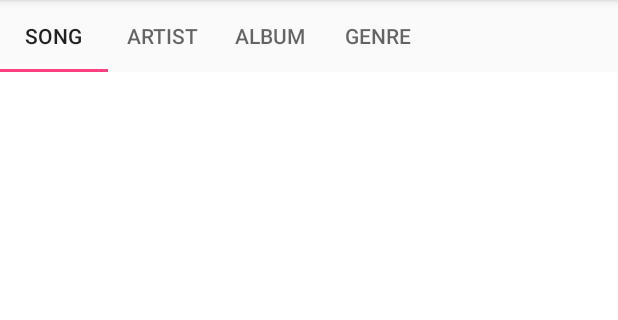
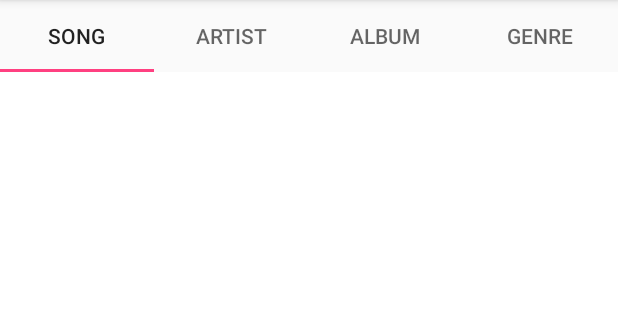
Before and after one commit to junzew/ShareTango, an Android app: the screen it shows after launch (DashboardActivity), on a phone screen of 412 x 824 dp, the part 84-404 px from its top. Run offline under Robolectric (Android 15) with nearby library versions, the phone set to English and light mode, and no system bars; our stand-ins replace Picasso; libraries missing offline, so code that uses them is left out: com.karumi.dexter; 2 statements that could not run were skipped.

Commit message:
Fix rotation Modify tab length to stretch full screen width

```diff
--- a/app/src/main/AndroidManifest.xml
+++ b/app/src/main/AndroidManifest.xml
@@ -22,7 +22,8 @@
             </intent-filter>
         </activity>
         <activity android:name=".UI.activity.AlbumActivity"/>
-        <activity android:name=".UI.activity.PlayActivity"/>
+        <activity android:name=".UI.activity.PlayActivity"
+            android:screenOrientation="portrait"/>
         <service android:name=".service.PlayService"/>
     </application>
 
--- a/app/src/main/res/layout/dashboard_main_content.xml
+++ b/app/src/main/res/layout/dashboard_main_content.xml
@@ -38,7 +38,9 @@
                 android:id="@+id/dashboard_viewpager_sliding_tabs"
                 android:layout_width="match_parent"
                 android:layout_height="wrap_content"
-                app:tabMode="scrollable" />
+                app:tabMode="fixed"
+                app:tabGravity="fill"
+                app:tabMaxWidth="0dp"/>
 
             <android.support.v4.view.ViewPager
                 android:id="@+id/dashboard_viewpager"
```
